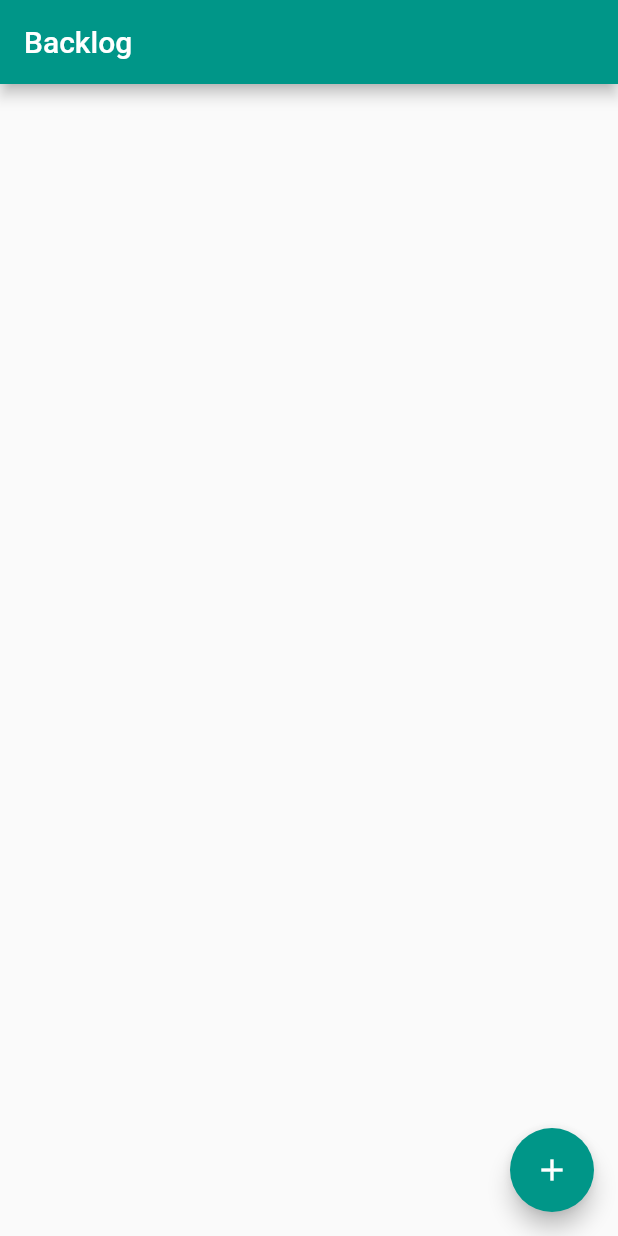
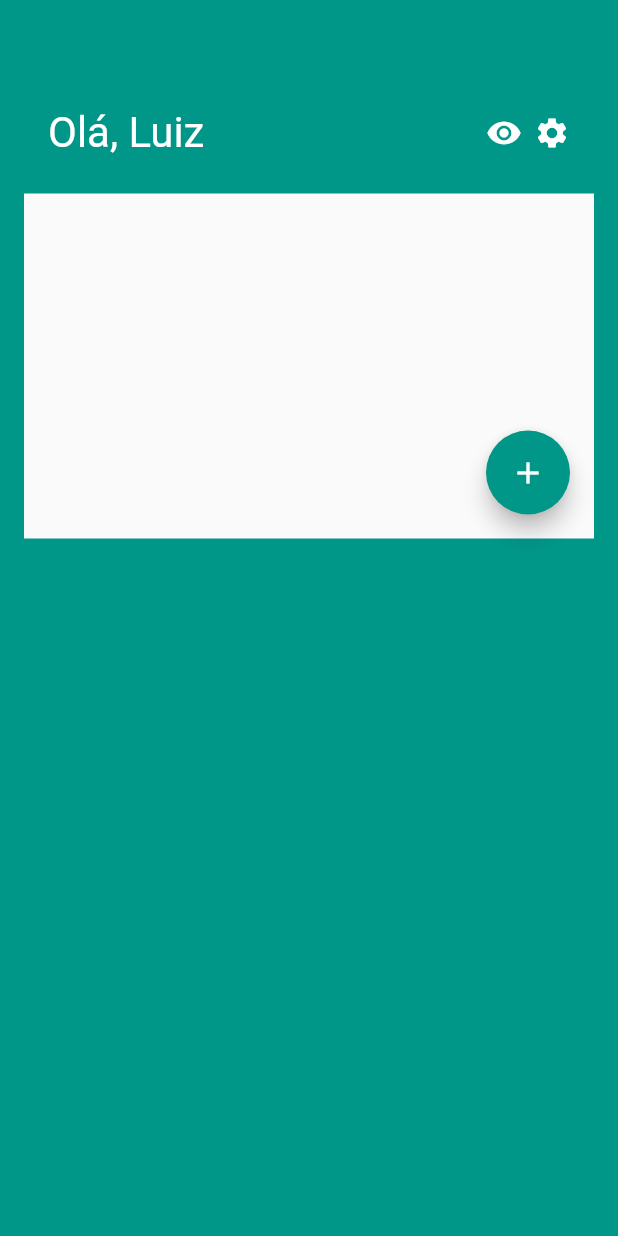
Before and after one commit to luifon/krates, a Flutter app: the screen it shows after launch, on a phone screen of 412 x 824 dp. Run offline on Flutter 3.47's test engine with Material 2 defaults, Android fonts, the phone set to English and light mode, and no system bars.

Commit message:
creating a home screen with several boxes representing some parts of the app, next I'll build a nubank style bottom menu

```diff
--- /dev/null
+++ b/lib/components/MainScreenHeader.dart
@@ -0,0 +1,37 @@
+import 'package:flutter/material.dart';
+
+class MainScreenHeader extends StatelessWidget {
+  @override
+  Widget build(BuildContext context) {
+    return Container(
+      padding: const EdgeInsets.fromLTRB(32.0, 72.0, 32.0, 24.0),
+      child: Row(
+        mainAxisAlignment: MainAxisAlignment.spaceBetween,
+        children: [
+          Text(
+            "Olá, Luiz",
+            style: TextStyle(
+              fontSize: 28.0,
+              color: Colors.white,
+            ),
+          ),
+          Wrap(
+            children: [
+              Icon(
+                Icons.remove_red_eye,
+                color: Colors.white,
+              ),
+              Padding(
+                padding: const EdgeInsets.only(left: 8.0),
+                child: Icon(
+                  Icons.settings,
+                  color: Colors.white,
+                ),
+              ),
+            ],
+          )
+        ],
+      ),
+    );
+  }
+}
--- a/lib/main.dart
+++ b/lib/main.dart
@@ -1,5 +1,5 @@
 import 'package:flutter/material.dart';
-import 'package:krates/screens/TaskList.dart';
+import 'package:krates/screens/MainScreen.dart';
 
 void main() {
   runApp(KratesApp());
@@ -16,7 +16,7 @@ class KratesApp extends StatelessWidget {
           ),
         ),
         home: new Scaffold(
-          body: TaskListScreen(),
+          body: MainScreen(),
         ));
   }
 }
--- /dev/null
+++ b/lib/screens/MainScreen.dart
@@ -0,0 +1,27 @@
+import 'package:flutter/material.dart';
+import 'package:krates/components/MainScreenHeader.dart';
+import 'package:krates/screens/TaskList.dart';
+
+class MainScreen extends StatelessWidget {
+  @override
+  Widget build(BuildContext context) {
+    return Scaffold(
+      backgroundColor: Colors.teal,
+      body: SingleChildScrollView(
+        child: Column(
+          children: [
+            MainScreenHeader(),
+            Padding(
+              padding: const EdgeInsets.symmetric(horizontal: 16.0),
+              child: SizedBox(
+                height: 230.0,
+                child: TaskListScreen(),
+              ),
+            ),
+
+          ],
+        ),
+      ),
+    );
+  }
+}
--- a/lib/screens/TaskList.dart
+++ b/lib/screens/TaskList.dart
@@ -1,4 +1,3 @@
-
 import 'package:flutter/material.dart';
 import 'package:krates/components/TaskCard.dart';
 import 'package:krates/models/Task.dart';
@@ -32,9 +31,6 @@ class TaskListScreenState extends State<TaskListScreen> {
           })).then((newTask) => {if (newTask != null) _atualiza(newTask)});
         },
       ),
-      appBar: new AppBar(
-        title: new Text("Backlog"),
-      ),
     );
   }
 
```
